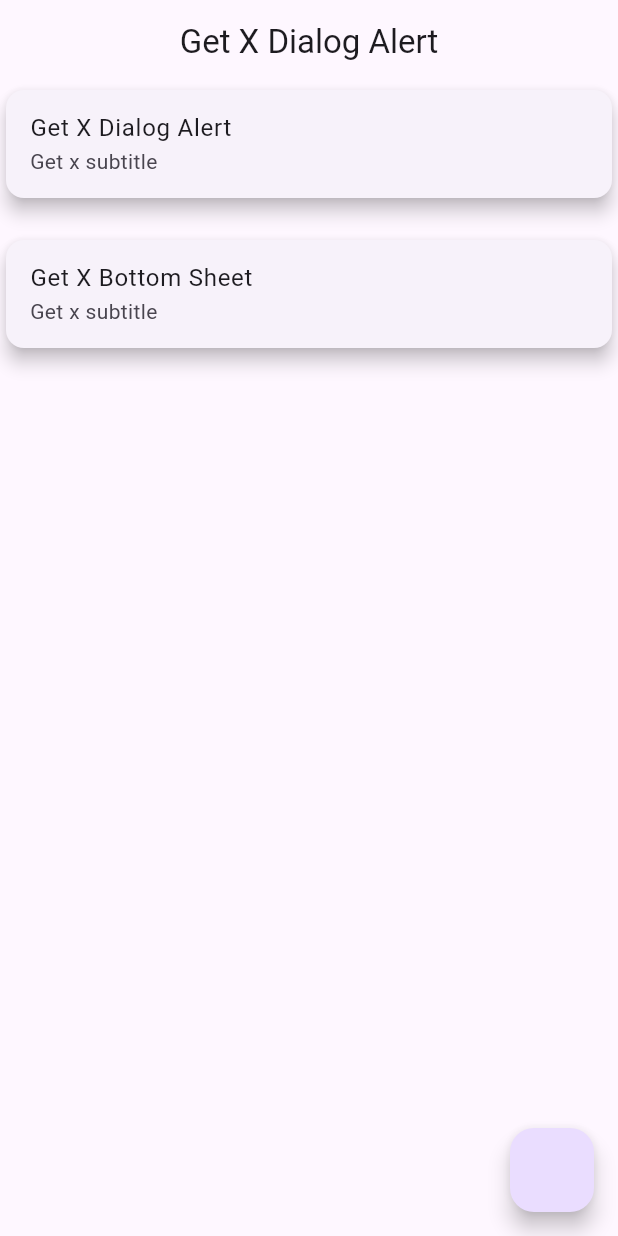
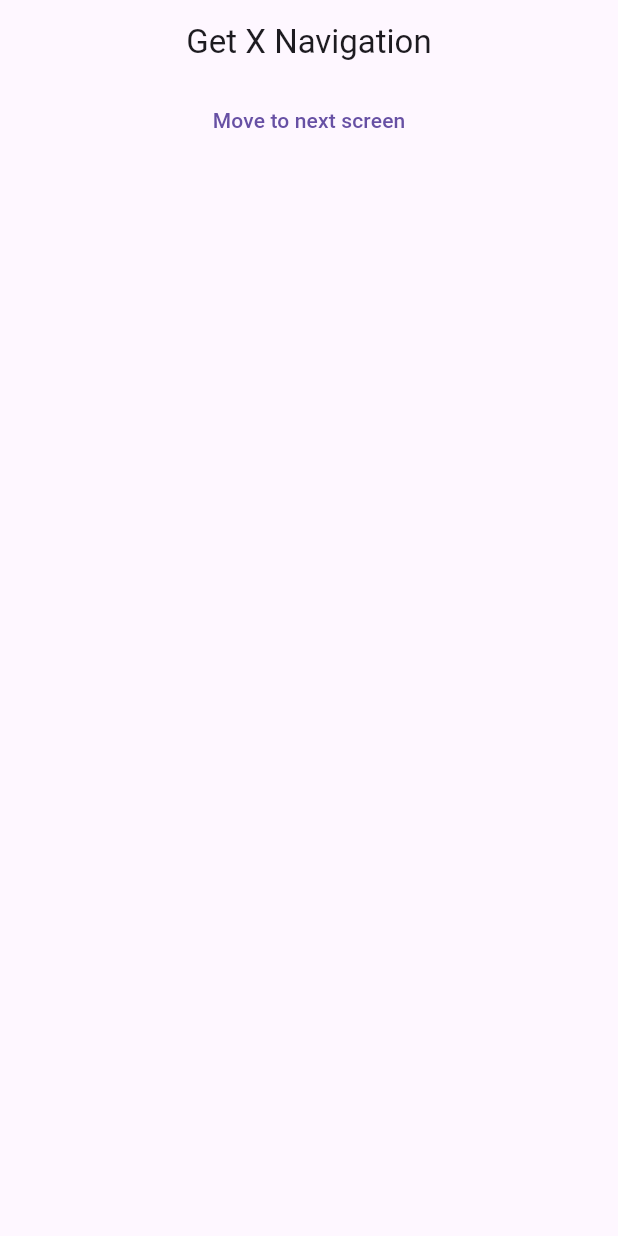
Before and after one commit to MuhammadHamza5261/flutter_get_x, a Flutter app: the screen it shows after launch, on a phone screen of 412 x 824 dp. Run offline on Flutter 3.47's test engine with Material 3 defaults, Android fonts, the phone set to English and light mode, and no system bars; our stand-ins replace get.

```diff
--- a/lib/main.dart
+++ b/lib/main.dart
@@ -1,5 +1,6 @@
 import 'package:flutter/material.dart';
 import 'package:flutter_getx/screens/get_x_dialog_alert.dart';
+import 'package:flutter_getx/screens/get_x_navigation.dart';
 import 'package:flutter_getx/screens/get_x_snackbar.dart';
 import 'package:get/get.dart';
 
@@ -14,10 +15,10 @@ class MyApp extends StatelessWidget {
   Widget build(BuildContext context) {
     return const GetMaterialApp(
       debugShowCheckedModeBanner: false,
-      // material app sab sa main widget ha pori app ma get x khta ha jan getx ko use
-      // karo to get material app ki trah use karo
+      // material app sab sa main widget ha pori app ma get x khta ha agar  getx ko use
+      // karo to get material app ki trah use karo.
       title: 'Flutter Demo',
-      home: DialogAlert(),
+      home: GetXNavigation(),
     );
   }
 }
--- /dev/null
+++ b/lib/screens/get_x_navigation.dart
@@ -0,0 +1,45 @@
+import 'package:flutter/material.dart';
+import 'package:get/get.dart';
+import 'navigate_Screen.dart';
+
+
+
+class GetXNavigation extends StatefulWidget {
+  final String name;
+
+
+  const GetXNavigation({super.key, this.name = ''});
+
+  @override
+  State<GetXNavigation> createState() => _GetXNavigationState();
+}
+
+class _GetXNavigationState extends State<GetXNavigation> {
+  @override
+  Widget build(BuildContext context) {
+
+    var width = MediaQuery.of(context).size.width;
+    var height = MediaQuery.of(context).size.height;
+
+    return Scaffold(
+      appBar: AppBar(
+        centerTitle: true,
+        title:  Text('Get X Navigation'  +widget.name),
+      ),
+      body: Column(
+        children: [
+          Center(
+            child: TextButton(
+              onPressed: (){
+
+                Get.to(const NavigatorTwo());
+
+              },
+              child: const Text('Move to next screen'),
+            ),
+          ),
+        ],
+      ),
+    );
+  }
+}
```
Also changed, not shown: lib/screens/get_x_dialog_alert.dart (+18 -1 lines), lib/screens/get_x_snackbar.dart (+21 -7 lines), lib/screens/navigate_Screen.dart (added, +39 -0 lines).
